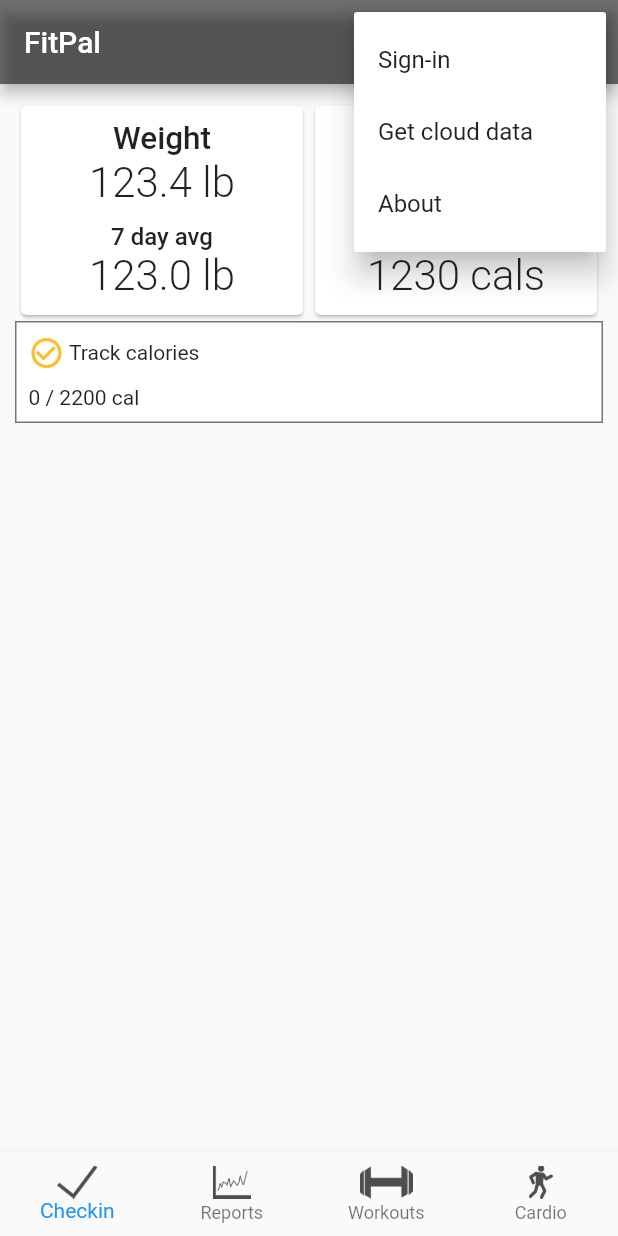
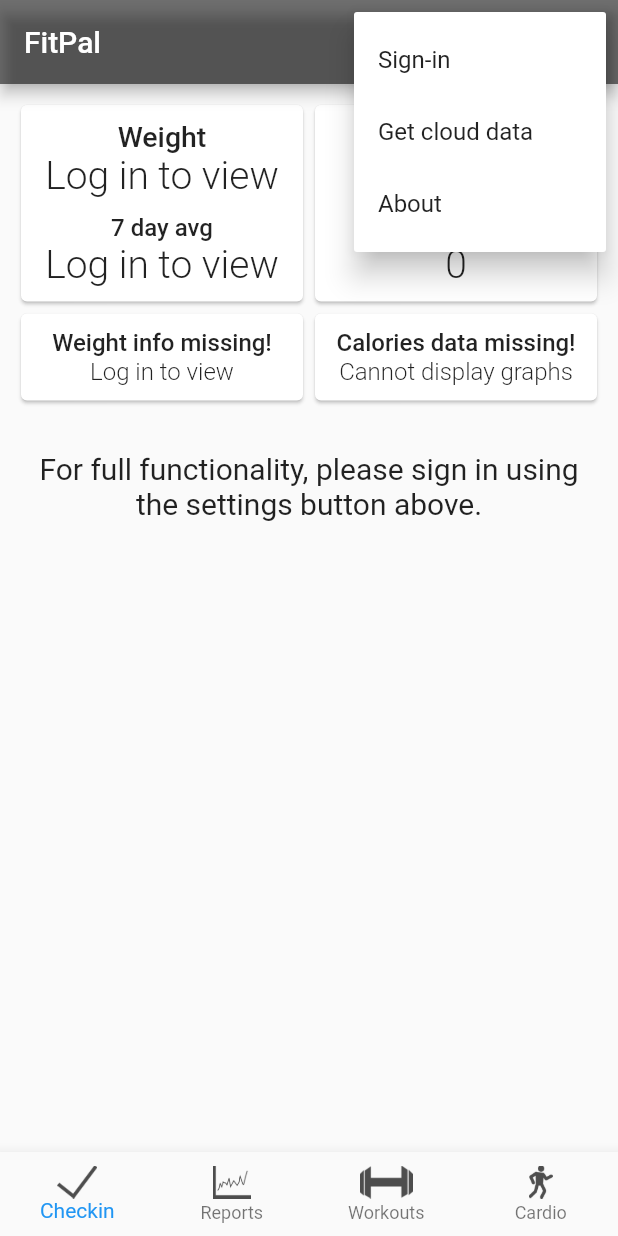
Before and after one commit to Luke-Tran/FitPal_MobileDevicesProject, a Flutter app: the screen it shows after launch, after a tap on the "more vert" icon, on a phone screen of 412 x 824 dp. Run offline on Flutter 3.47's test engine with Material 2 defaults, Android fonts, the phone set to English and light mode, and no system bars; our stand-ins replace charts_flutter, cloud_firestore, flutter_i18n, flutter_local_notifications, flutter_map, geolocator and 3 more; missing offline and left inert: flutter_picker; accounts and stored records are empty.

Commit message:
Added main widgets for new checkin panel

```diff
--- /dev/null
+++ b/lib/custom-widgets/gauge_graph.dart
@@ -0,0 +1,55 @@
+import 'dart:math';
+
+import 'package:flutter/material.dart';
+import 'package:charts_flutter/flutter.dart' as charts;
+
+class GaugeGraph extends StatelessWidget {
+
+  int percent = 0;
+  bool animate = false;
+  String label;
+  charts.Color color, auxColor;
+
+  GaugeGraph(this.percent, this.label, this.color, {this.auxColor});
+
+  Widget build(BuildContext context) {
+    return charts.PieChart(
+      createData(),
+      animate: animate,
+      defaultRenderer: new charts.ArcRendererConfig(
+        arcWidth: 10,
+        startAngle: 4/5 * pi,
+        arcLength: 7/5 * pi,
+      ),
+    );
+  }
+
+  List<charts.Series<GaugeSegment, String>> createData() {
+
+    if(auxColor == null) auxColor = charts.Color.fromHex(code: "#dbdad5");
+
+    List<GaugeSegment> data = [
+      GaugeSegment(label, percent, color),
+      GaugeSegment("", 100-percent, auxColor),
+    ];
+
+    return [
+      new charts.Series<GaugeSegment, String>(
+        id: "Segments",
+        domainFn: (segment, _) => segment.segment,
+        measureFn: (segment, _) => segment.size,
+        colorFn: (segment, _) => segment.color,
+        data: data,
+      ),
+    ];
+  }
+
+}
+
+class GaugeSegment {
+  String segment;
+  int size;
+  charts.Color color;
+
+  GaugeSegment(this.segment, this.size, this.color);
+}
--- a/lib/database/db_model.dart
+++ b/lib/database/db_model.dart
@@ -78,6 +78,25 @@ class DBModel {
     String laterMonth = (later.month < 10) ? '0${later.month}' : '${later.month}';
     String laterDay = (later.day < 10) ? '0${later.day}' : '${later.day}';
     String today = '${now.year}-$nowMonth-$nowDay';
+    String tomorrow = '${later.year}-$laterMonth-$laterDay';
+    List<Map<String,dynamic>> maps = await db.query(
+      'Food',
+      where: 'user = ? AND datetime BETWEEN "$today" AND "$tomorrow" ORDER BY date(datetime)',
+      whereArgs: [globals.userEmail],
+    );
+    return maps;
+  }
+
+  Future<List<Map<String,dynamic>>> getFoodsDaysAgo(int days) async {
+    final db = await DBUtils.init();
+    DateTime now = DateTime.now();
+    DateTime later = now.add(Duration(days: 1));
+    DateTime past = now.subtract(Duration(days: days));
+    String pastMonth = (past.month < 10) ? '0${past.month}' : '${past.month}';
+    String pastDay = (past.day < 10) ? '0${past.day}' : '${past.day}';
+    String laterMonth = (later.month < 10) ? '0${later.month}' : '${later.month}';
+    String laterDay = (later.day < 10) ? '0${later.day}' : '${later.day}';
+    String today = '${past.year}-$pastMonth-$pastDay';
     String tomorrow = '${later.year}-$laterMonth-$laterDay';
     List<Map<String,dynamic>> maps = await db.query(
       'Food',
@@ -207,6 +226,49 @@ class DBModel {
     await getFoodsFromCloud();
     await getWorkoutsFromCloud();
   }
+
+  Future<double> getWeightToday() async {
+    DateTime now = DateTime.now().subtract(Duration(days: 1));
+
+    Query q = Firestore.instance.collection('Weight')
+    .where("datetime", isGreaterThan: now.toString());
+
+    QuerySnapshot snapshot = await q.getDocuments();
+    List<DocumentSnapshot> docs = snapshot.documents;
+
+    List<Weight> l = [];
+
+    for(int i = 0;i < docs.length;i++) {
+      if(docs[i].data['datetime'] != null && docs[i].data['user'] == globals.userEmail)
+        l.add(Weight.fromMap(docs[i].data));
+    }
+
+    l.sort((a, b) => a.datetime.compareTo(b.datetime));
+
+    if(l.length > 0) return l[l.length-1].weight;
+    else return 0;
+  }
+
+  Future<List<Weight>> getWeightDays(int days) async {
+    DateTime past = DateTime.now().subtract(Duration(days: days));
+
+    Query q = Firestore.instance.collection('Weight')
+    .where("datetime", isGreaterThan: past.toString());
+
+    QuerySnapshot snapshot = await q.getDocuments();
+    List<DocumentSnapshot> docs = snapshot.documents;
+
+    List<Weight> l = [];
+
+    for(int i = 0;i < docs.length;i++) {
+      if(docs[i].data['datetime'] != null && docs[i].data['user'] == globals.userEmail)
+        l.add(Weight.fromMap(docs[i].data));
+    }
+
+    l.sort((a, b) => a.datetime.compareTo(b.datetime));
+    return l;
+  }
+
 }
 // gets the last weight in the database
 Future<String> getLastWeight() async {
@@ -221,6 +283,7 @@ Future<String> getLastWeight() async {
 
 //gets weights data from storage
 Future<List<Weight>> getWeights() async {
+
   Query q = Firestore.instance.collection('Weight');
   QuerySnapshot snapshot = await q.getDocuments();
   List<DocumentSnapshot> docs = snapshot.documents;
--- a/lib/pages/checkin.dart
+++ b/lib/pages/checkin.dart
@@ -1,8 +1,13 @@
+import 'dart:math';
+
 import 'package:flutter/material.dart';
+import 'package:flutter/services.dart';
+import 'package:mobile_devices_project/custom-widgets/gauge_graph.dart';
 import 'package:mobile_devices_project/database/db_model.dart';
 import 'package:mobile_devices_project/custom-widgets/track_calories_btn.dart';
 import 'package:mobile_devices_project/database/weight.dart';
 import 'package:mobile_devices_project/globals.dart' as globals;
+import 'package:charts_flutter/flutter.dart' as charts;
 
 class Checkin extends StatefulWidget {
 
@@ -37,6 +42,11 @@ class _CheckInWeightState extends State<CheckInWeight> {
 	DateTime now = new DateTime.now();
 	DateTime _currentDate;
   var _lastInsertedId = -1;
+  int _dailyCalsIntake = 0;
+  int _weeklyCalsIntake = 0;
+  double _dailyWeight = 0;
+  double _weeklyWeight = 0;
+  double _enteredWeight = 0;
 
   Future<void> _insertWeight(double value) async {
     Weight newWeight = Weight(datetime: DateTime.now(), weight: value, user: globals.userEmail);
@@ -64,8 +74,149 @@ class _CheckInWeightState extends State<CheckInWeight> {
           children: <Widget>[
             Row(
               children: <Widget>[
+                _cardLoader(_getWeightCard()),
+                _cardLoader(_getCalsCard()),
+              ],
+            ),
+            Row(
+              children: <Widget>[
+                _cardLoader(_weightGraphCard()),
+                _cardLoader(_calsGraphCard()),
+              ],
+            ),
+            SizedBox(height: 30),
+            _signInPrompt(),
+          ],
+        ),
+      ),
+    );
+	}
+
+  Widget _cardLoader(Future<Widget> card) {
+
+    return FutureBuilder(
+      future: card,
+      builder: (context, snapshot) {
+        if(snapshot.connectionState != ConnectionState.done)
+          return CircularProgressIndicator();
+        if(snapshot.data == null) return Card(child: Text("Error"));
+        return snapshot.data;
+      },
+    );
+
+  }
+
+  Widget _graphLoader(Widget graph, Future<Widget> future) {
+
+    return FutureBuilder(
+      future: future,
+      builder: (context, snapshot) {
+        if(snapshot.connectionState != ConnectionState.done)
+          return CircularProgressIndicator();
+        return graph;
+      },
+    );
+
+  }
+
+  Future<void> _getWeight() async {
+
+    double total = 0;
+    int amtCounted = 0;
+
+    _dailyWeight = await _model.getWeightToday();
+    if(_dailyWeight == null) _dailyWeight = 0;
+
+    List<Weight> l;
+
+    l = await _model.getWeightDays(7);
+    for(int i = 0;i < l.length;i++) {
+      total += l[i].weight;
+      amtCounted++;
+    }
+
+    if(amtCounted != 0) _weeklyWeight = total/amtCounted;
+    else _weeklyWeight = 0;
+
+  }
+
+  Future<Widget> _getWeightCard() async {
+
+    double total = 0;
+    int amtCounted = 0;
+
+    _dailyWeight = await _model.getWeightToday();
+    if(_dailyWeight == null) _dailyWeight = 0;
+
+    List<Weight> l;
+
+    l = await _model.getWeightDays(7);
+    for(int i = 0;i < l.length;i++) {
+      total += l[i].weight;
+      amtCounted++;
+    }
+
+    if(amtCounted != 0) _weeklyWeight = total/amtCounted;
+    else _weeklyWeight = 0;
+
+    String errorMsg;
+    if(globals.isLoggedIn)
+      errorMsg = "Tap to enter";
+    else errorMsg = "Log in to view";
+
+    return Expanded(
+      child: GestureDetector(
+        onTap: () {
+          showDialog(
+            context: context,
+            builder: (BuildContext dialogContext) {
+              return AlertDialog(
+                content: Row(
+                  mainAxisAlignment: MainAxisAlignment.center,
+                  crossAxisAlignment: CrossAxisAlignment.center,
+                  children: <Widget>[
+                    Text("Enter your weight: "),
                     Container(
-                  width: MediaQuery.of(context).size.width / 2 - 10,
+                      width: 40,
+                      child: TextField(
+                        maxLength: 5,
+                        textAlignVertical: TextAlignVertical.bottom,
+                        textAlign: TextAlign.center,
+                        keyboardType: TextInputType.number,
+                        inputFormatters: <TextInputFormatter>[
+                          WhitelistingTextInputFormatter(RegExp("[0-9.]")),
+                        ],
+                        onChanged: (str) {
+                          _enteredWeight = double.parse(str);
+                        },
+                      ),
+                    ),
+                  ],
+                ),
+                actions: <Widget>[
+                  MaterialButton(
+                    onPressed: () {
+                      _insertWeight(_enteredWeight);
+                      Navigator.of(dialogContext).pop();
+                      SnackBar snackBar = SnackBar (
+                        content: Text('Weight Saved'),
+                        action: SnackBarAction (
+                          label: 'Undo',
+                          onPressed: () {
+                            _deleteWeight(_lastInsertedId);
+                            print('Weight deleted');
+                          },
+                        ),
+                      );
+                      Scaffold.of(context).showSnackBar(snackBar);
+                    },
+                    child: Text("Add Weight"),
+                  )
+                ],
+              );
+            }
+          );
+        },
         child: Card(
           child: Padding(
             padding: EdgeInsets.all(10.0),
@@ -75,15 +226,15 @@ class _CheckInWeightState extends State<CheckInWeight> {
                   "Weight",
                   style: TextStyle(
                     fontWeight: FontWeight.w500,
-                              fontSize: 21,
+                    fontSize: 19,
                   ),
                   textAlign: TextAlign.center,
                 ),
                 Text(
-                            "123.4 lb",
+                  _dailyWeight == 0 ? errorMsg : _dailyWeight.toString() + " lb",
                   style: TextStyle(
                     fontWeight: FontWeight.w300,
-                              fontSize: 28,
+                    fontSize: 26,
                   ),
                   textAlign: TextAlign.center,
                 ),
@@ -97,10 +248,10 @@ class _CheckInWeightState extends State<CheckInWeight> {
                   textAlign: TextAlign.center,
                 ),
                 Text(
-                            "123.0 lb",
+                  _weeklyWeight == 0 ? errorMsg : _weeklyWeight.toStringAsFixed(1) + " lb",
                   style: TextStyle(
                     fontWeight: FontWeight.w300,
-                              fontSize: 28,
+                    fontSize: 26,
                   ),
                   textAlign: TextAlign.center,
                 ),
@@ -109,8 +260,45 @@ class _CheckInWeightState extends State<CheckInWeight> {
           ),
         ),
       ),
-                Container(
-                  width: MediaQuery.of(context).size.width / 2 - 10,
+    );
+  }
+
+  Future<void> _updateCals() async {
+
+    int daysCounted = 0;
+
+    List<Map<String,dynamic>> foods = await _model.getFoodsToday();
+    double intake = 0;
+    for (Map<String, dynamic> food in foods) {
+      intake += food['calorieIntake'];
+    }
+    _dailyCalsIntake = intake.toInt();
+    globals.isFoodLoaded = true;
+
+    if(_dailyCalsIntake > 0) daysCounted++;
+
+    for(int i = 1;i < 7;i++) {
+      foods = await _model.getFoodsDaysAgo(i);
+      if(foods != null && foods.length > 0) daysCounted++;
+      for (Map<String, dynamic> food in foods) {
+        intake += food['calorieIntake'];
+      }
+    }
+
+    if(daysCounted != 0) _weeklyCalsIntake = intake ~/ daysCounted;
+
+  }
+
+  Future<Widget> _getCalsCard() async {
+
+    await _updateCals();
+
+    return Expanded(
+      child: GestureDetector(
+        onTap: () async {
+          globals.isFoodLoaded = false;
+          await Navigator.pushNamed(context, '/foodform');
+        },
         child: Card(
           child: Padding(
             padding: EdgeInsets.all(10.0),
@@ -120,15 +308,15 @@ class _CheckInWeightState extends State<CheckInWeight> {
                   "Calories",
                   style: TextStyle(
                     fontWeight: FontWeight.w500,
-                              fontSize: 21,
+                    fontSize: 19,
                   ),
                   textAlign: TextAlign.center,
                 ),
                 Text(
-                            "1234 cals",
+                  _dailyCalsIntake == 0 ? "Tap to enter" : _dailyCalsIntake.toString(),
                   style: TextStyle(
                     fontWeight: FontWeight.w300,
-                              fontSize: 28,
+                    fontSize: 26,
                   ),
                   textAlign: TextAlign.center,
                 ),
@@ -142,10 +330,10 @@ class _CheckInWeightState extends State<CheckInWeight> {
                   textAlign: TextAlign.center,
                 ),
                 Text(
-                            "1230 cals",
+                  _weeklyCalsIntake.toString(),
                   style: TextStyle(
                     fontWeight: FontWeight.w300,
-                              fontSize: 28,
+                    fontSize: 26,
                   ),
                   textAlign: TextAlign.center,
                 ),
@@ -154,96 +342,158 @@ class _CheckInWeightState extends State<CheckInWeight> {
           ),
         ),
       ),
+    );
+  }
+
+  Future<Widget> _weightGraphCard() async {
+
+    await _getWeight();
+
+    String errorMsg;
+    if(globals.isLoggedIn)
+      errorMsg = "Tap above to enter";
+    else errorMsg = "Log in to view";
+
+    if(_dailyWeight == null || _dailyWeight == 0 || _weeklyWeight == null || _weeklyWeight == 0) {
+      return Expanded(
+        child: Card(
+          child: Padding(
+            padding: EdgeInsets.all(10.0),
+            child: Column(
+              children: <Widget>[
+                Text(
+                  "Weight info missing!",
+                  style: TextStyle(
+                    fontWeight: FontWeight.w500,
+                    fontSize: 16,
+                  ),
+                  textAlign: TextAlign.center,
+                ),
+                Text(
+                  errorMsg,
+                  style: TextStyle(
+                    fontWeight: FontWeight.w300,
+                    fontSize: 16,
+                  ),
+                  textAlign: TextAlign.center,
+                ),
               ],
             ),
-            TrackCaloriesBtn(),
+          ),
+        ),
+      );
+    }
+
+    double weightDiff = _dailyWeight - _weeklyWeight;
+    int percent = min(max((50 + weightDiff).toInt(), 2), 98);
+
+    charts.Color chartCol = charts.Color.fromHex(code: "#458fd9");
+
+    return Expanded(
+      child: Card(
+        child: Padding(
+          padding: EdgeInsets.all(10.0),
+          child: Column(
+            children: <Widget>[
+              Container(
+                height: 200,
+                child: GaugeGraph(percent, "cals", chartCol, auxColor: chartCol),
+                alignment: Alignment.center,
+              ),
+              Text(
+                weightDiff.toStringAsFixed(1) + " lb difference",
+              ),
             ],
+          ),
         ),
       ),
     );
 
-    //OLD checkin format for reference
-    // return Scaffold(
-    //   body: Padding(
-    //     padding: EdgeInsets.all(10.0),
-    //     child: ListView(
-    //       children: <Widget>[
-    //         Form(
-    //           key: _formKey,
-    //           child: Column(
-    //             crossAxisAlignment: CrossAxisAlignment.start,
-    //             children: <Widget> [
-    //               // Text Field for user to put their weight in.
-    //               TextFormField (
-    //                 validator: (value) => globals.isNumeric(value) ? null : 'Weight must be a number',
-    //                 decoration: const InputDecoration(
-    //                   hintText: 'Enter your current weight',
-    //                   labelText: 'Enter weight',
-    //                 ),
-    //                 onSaved: (String value) {
-    //                   print('Weight is $value');
-    //                   // formats and displays the current date
-    //                   // TODO: Format the date so it's easier to parse into a graph
-    //                   print('Time is ${DateTime(now.day, now.month, now.year)}');
-    //                   _weight = value;
-    //                   _currentDate = DateTime(now.day, now.month, now.year);
-    //                   _insertWeight(double.parse(value));
-    //                 },
-    //               ),
-    //               // Formatting for the 'Check-In' button
-    //               Padding (
-    //                 padding: const EdgeInsets.symmetric(vertical: 16.0),
-    //                 child: RaisedButton (
-    //                   child: Text('Check-In'),
-    //                   onPressed: () {
-    //                     if (_formKey.currentState.validate()) {
-    //                       _formKey.currentState.save();
-    //                       // creates a snackbar when the check-in button is pressed
-    //                       final snackBar = SnackBar (
-    //                         content: Text('Weight Saved'),
-    //                         action: SnackBarAction (
-    //                           label: 'Undo',
-    //                           onPressed: () {
-    //                             _deleteWeight(_lastInsertedId);
-    //                             print('weight deleted');
-    //                           },
-    //                         )
-    //                       );
-    //                       Scaffold.of(context).showSnackBar(snackBar);
-    //                     }
-    //                   },
-    //                 )
-    //               ),
-    //               // Displays the drop down options for displaying the graph
-    //               DropdownButtonFormField (
-    //                 decoration: const InputDecoration (
-    //                   labelText: 'Graph Progress',
-    //                 ),
-    //                 value: _progress,
-    //                 items: <String> ['1-Week', '1-Month', '6-Months', '1-Year']
-    //                   .map<DropdownMenuItem<String>>((String item) {
-    //                     return DropdownMenuItem<String> (
-    //                       value: item,
-    //                       child: Text(item),
-    //                     );
-    //                   }).toList(),
-    //                 onChanged: (String newValue) {
-    //                   setState(() {
-    //                     _progress = newValue;
-    //                   });
-    //                   print('Showing progress for $_progress');
-    //                   // TODO: display graphs here
-    //                   _listAllWeights();
-    //                 },
-    //               ),
-    //             ]
-    //           )
-    //         ),
-    //         SizedBox(height: 50.0,),
-    //         TrackCaloriesBtn(),
-    //       ],
-    //     ),
-    //   ),
-    // );
   }
+
+  Future<Widget> _calsGraphCard() async {
+
+    await _updateCals();
+
+    if(_dailyCalsIntake == null || _dailyCalsIntake == 0 || _weeklyCalsIntake == null || _weeklyCalsIntake == 0) {
+      return Expanded(
+        child: Card(
+          child: Padding(
+            padding: EdgeInsets.all(10.0),
+            child: Column(
+              children: <Widget>[
+                Text(
+                  "Calories data missing!",
+                  style: TextStyle(
+                    fontWeight: FontWeight.w500,
+                    fontSize: 16,
+                  ),
+                  textAlign: TextAlign.center,
+                ),
+                Text(
+                  "Cannot display graphs",
+                  style: TextStyle(
+                    fontWeight: FontWeight.w300,
+                    fontSize: 16,
+                  ),
+                  textAlign: TextAlign.center,
+                ),
+              ],
+            ),
+          ),
+        ),
+      );
     }
+
+    //Red above average, green normally, bluish-green below
+
+    int percent = 100 - min(((_weeklyCalsIntake - _dailyCalsIntake)/_weeklyCalsIntake * 100).toInt(), 100);
+    int r = 0, g = 0, b = 0;
+
+    if(_weeklyCalsIntake != 0) {
+      r = min(max(_dailyCalsIntake - _weeklyCalsIntake, 0), 255);
+
+      if(_dailyCalsIntake < _weeklyCalsIntake)
+        g = 255;
+      else g = max(0, 255 - (_dailyCalsIntake - _weeklyCalsIntake));
+
+      b = min((max(_weeklyCalsIntake - _dailyCalsIntake, 0) / _weeklyCalsIntake * 340).toInt(), 255);
+    }
+
+    charts.Color chartCol = charts.ColorUtil.fromDartColor(Color.fromRGBO(r, g, b, 1));
+
+    return Expanded(
+      child: Card(
+        child: Padding(
+          padding: EdgeInsets.all(10.0),
+          child: Column(
+            children: <Widget>[
+              Container(
+                height: 200,
+                child: GaugeGraph(percent, "cals", chartCol),
+                alignment: Alignment.center,
+              ),
+              Text(
+                _dailyCalsIntake.toString() + "/" + _weeklyCalsIntake.toString() + " cals today",
+              ),
+            ],
+          ),
+        ),
+      ),
+    );
+  }
+
+  Widget _signInPrompt() {
+
+    if(globals.isLoggedIn) return Container();
+    return Text(
+      "For full functionality, please sign in using the settings button above.",
+      textAlign: TextAlign.center,
+      style: TextStyle(
+        fontSize: 20,
+      ),
+    );
+
+  }
+
+}
```
Lines whose indentation alone changed are shown as unchanged.
